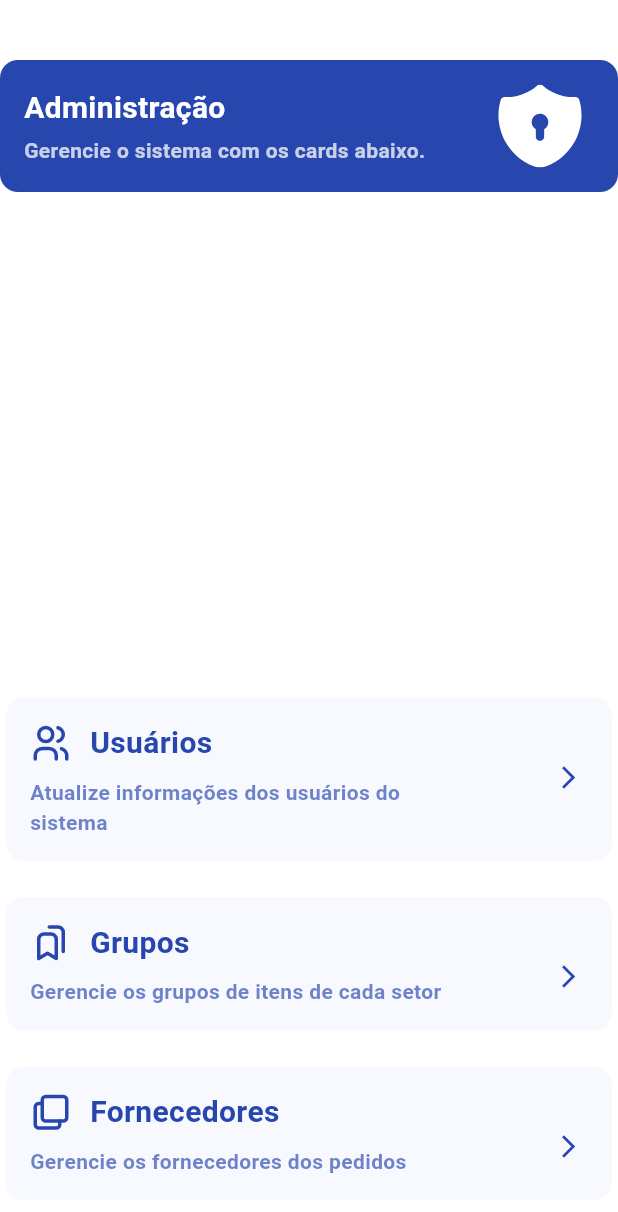
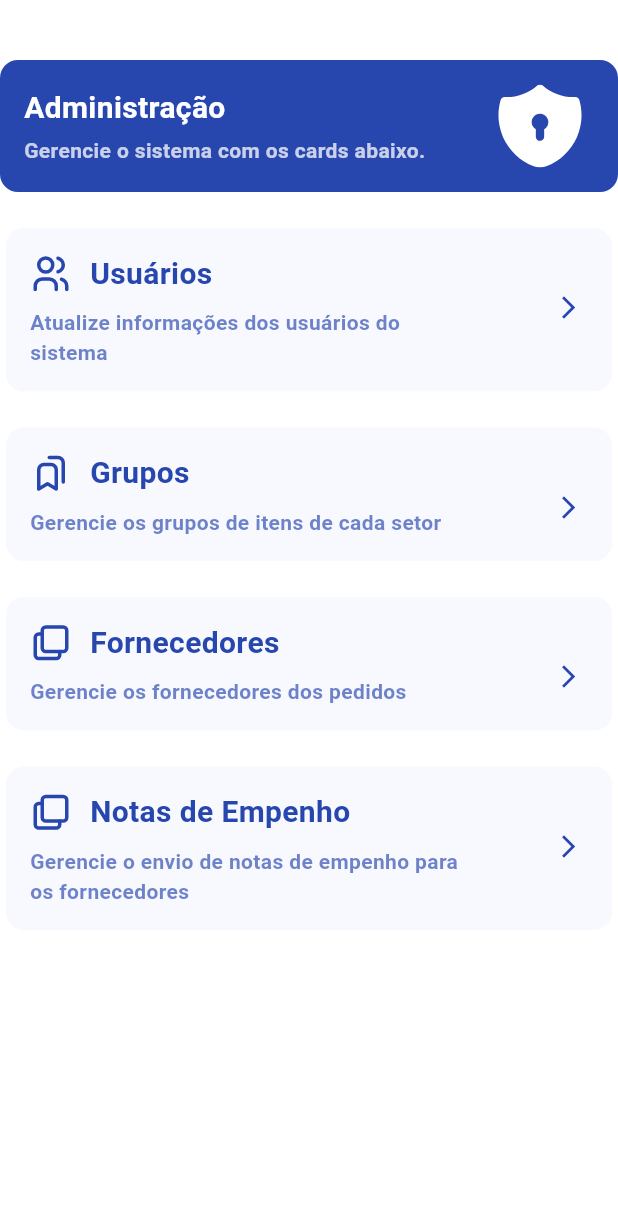
Before and after one commit to TeamHiveAPI/API-2025.02-FRONT, a Flutter app: the AdminScreen screen opened directly, on a phone screen of 412 x 824 dp. Shown: the top 1212 px of the screen. Run offline on Flutter 3.47's test engine with Material 3 defaults, Android fonts, the light colour scheme and no system bars; our stand-ins replace cached_network_image, csv, file_picker, flutter_dotenv, flutter_native_splash, flutter_secure_storage and 12 more; missing offline and left inert: file_saver, mobile_scanner, syncfusion_flutter_pdf; accounts and stored records are empty.

Commit message:
refactor: #75 Movendo página de NE do navbar para a tela Admin

```diff
--- a/lib/screens/admin.dart
+++ b/lib/screens/admin.dart
@@ -1,14 +1,13 @@
 import 'package:flutter/material.dart';
 import 'package:sistema_almox/app_routes.dart';
 import 'package:sistema_almox/screens/fornecedor.dart';
+import 'package:sistema_almox/screens/notaEmpenho.dart';
 import 'package:sistema_almox/widgets/cards/admin_header.dart';
 import 'package:sistema_almox/widgets/cards/management.dart';
 import 'package:sistema_almox/screens/grupo.dart';
 
 class AdminScreen extends StatelessWidget {
   const AdminScreen({super.key});
-
-  final int usuarioSetorId = 1;
 
   @override
   Widget build(BuildContext context) {
@@ -20,19 +19,21 @@ class AdminScreen extends StatelessWidget {
             const SizedBox(height: 40.0),
             const AdminHeaderCard(),
 
-            const Spacer(),
-
+            Expanded(
+              child: SingleChildScrollView(
+                padding: const EdgeInsets.symmetric(vertical: 20.0),
+                child: Column(
+                  children: [
                     ManagementCard(
                       iconPath: "assets/icons/users.svg",
                       name: 'Usuários',
-              description: 'Atualize informações dos usuários do sistema',
+                      description:
+                          'Atualize informações dos usuários do sistema',
                       onPressed: () {
                         Navigator.of(context).pushNamed(AppRoutes.usuarios);
                       },
                     ),
-
                     const SizedBox(height: 16),
-
                     ManagementCard(
                       iconPath: "assets/icons/groups.svg",
                       name: 'Grupos',
@@ -40,13 +41,13 @@ class AdminScreen extends StatelessWidget {
                       onPressed: () {
                         Navigator.push(
                           context,
-                  MaterialPageRoute(builder: (context) => GroupsScreen()),
+                          MaterialPageRoute(
+                            builder: (context) => GroupsScreen(),
+                          ),
                         );
                       },
                     ),
-
                     const SizedBox(height: 16),
-
                     ManagementCard(
                       iconPath: "assets/icons/suppliers.svg",
                       name: 'Fornecedores',
@@ -60,8 +61,25 @@ class AdminScreen extends StatelessWidget {
                         );
                       },
                     ),
-
-            const SizedBox(height: 20.0),
+                    const SizedBox(height: 16),
+                    ManagementCard(
+                      iconPath: "assets/icons/suppliers.svg",
+                      name: 'Notas de Empenho',
+                      description:
+                          'Gerencie o envio de notas de empenho para os fornecedores',
+                      onPressed: () {
+                        Navigator.push(
+                          context,
+                          MaterialPageRoute(
+                            builder: (context) => const NotaEmpenhoScreen(),
+                          ),
+                        );
+                      },
+                    ),
+                  ],
+                ),
+              ),
+            ),
           ],
         ),
       ),
--- a/lib/screens/notaEmpenho.dart
+++ b/lib/screens/notaEmpenho.dart
@@ -135,7 +135,7 @@ class _NotaEmpenhoScreenState extends State<NotaEmpenhoScreen> {
                             icon: const Icon(Icons.picture_as_pdf, color: Colors.orange),
                             onPressed: () async {
                               try {
-                                await downloadNota(nota['NE'].toString()); // chama função correta por plataforma
+                                await downloadNota(nota['NE'].toString());
                                 showCustomSnackbar(context, 'Download iniciado para ${nota['NE']}');
                               } catch (e) {
                                 showCustomSnackbar(context, 'Erro ao baixar PDF: $e');
```
Also changed, not shown: lib/widgets/main_scaffold/index.dart (+0 -12 lines). Lines whose indentation alone changed are shown as unchanged.
